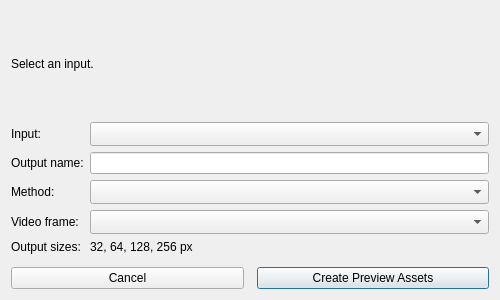
Before: the Qt Designer form src/MediaArea/ui/new_thumbnails_dialog.ui in eidora-desktop/EIDORA, drawn with Qt 5.
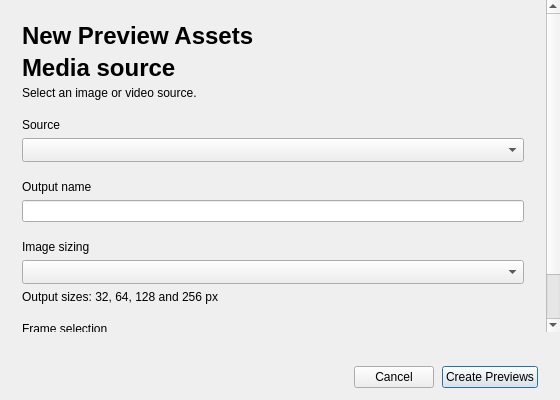
After: the same form once the commit is applied.

Commit message: Unify panel rows and keep Vector Data Info responsive

```diff
--- a/src/MediaArea/ui/new_thumbnails_dialog.ui
+++ b/src/MediaArea/ui/new_thumbnails_dialog.ui
@@ -2,18 +2,176 @@
 <ui version="4.0">
  <class>dialog_create_thumbnails</class>
  <widget class="QDialog" name="dialog_create_thumbnails">
-  <property name="windowTitle"><string>Create Preview Assets</string></property><property name="minimumSize"><size><width>500</width><height>300</height></size></property><property name="surfaceRole" stdset="0"><string>panel</string></property>
-  <layout class="QVBoxLayout" name="layout_dialog">
-   <item><widget class="QLabel" name="label_thumbnail_availability"><property name="wordWrap"><bool>true</bool></property><property name="text"><string>Select an input.</string></property></widget></item>
-   <item><layout class="QFormLayout" name="form_thumbnail_settings">
-    <item row="0" column="0"><widget class="QLabel" name="label_thumbnail_input"><property name="text"><string>Input:</string></property></widget></item><item row="0" column="1"><widget class="QComboBox" name="combo_thumbnail_source"><property name="toolTip"><string>Media source or existing Preview Assets</string></property><property name="sizeAdjustPolicy"><enum>QComboBox::SizeAdjustPolicy::AdjustToMinimumContentsLengthWithIcon</enum></property><property name="minimumContentsLength"><number>24</number></property></widget></item>
-    <item row="1" column="0"><widget class="QLabel" name="label_thumbnail_name"><property name="text"><string>Output name:</string></property></widget></item><item row="1" column="1"><widget class="QLineEdit" name="edit_thumbnail_variant_name"/></item>
-    <item row="2" column="0"><widget class="QLabel" name="label_thumbnail_method"><property name="text"><string>Method:</string></property></widget></item><item row="2" column="1"><widget class="QComboBox" name="combo_thumbnail_resize_mode"><property name="toolTip"><string>How images are resized</string></property><property name="sizeAdjustPolicy"><enum>QComboBox::SizeAdjustPolicy::AdjustToMinimumContentsLengthWithIcon</enum></property><property name="minimumContentsLength"><number>20</number></property></widget></item>
-    <item row="3" column="0"><widget class="QLabel" name="label_video_frame_mode"><property name="text"><string>Video frame:</string></property></widget></item><item row="3" column="1"><widget class="QComboBox" name="combo_video_frame_mode"><property name="sizeAdjustPolicy"><enum>QComboBox::SizeAdjustPolicy::AdjustToMinimumContentsLengthWithIcon</enum></property><property name="minimumContentsLength"><number>18</number></property></widget></item>
-    <item row="4" column="0"><widget class="QLabel" name="label_thumbnail_sizes"><property name="text"><string>Output sizes:</string></property></widget></item><item row="4" column="1"><widget class="QLabel" name="label_thumbnail_sizes_value"><property name="text"><string>32, 64, 128, 256 px</string></property></widget></item>
-   </layout></item>
-   <item><spacer name="spacer_dialog"><property name="orientation"><enum>Qt::Orientation::Vertical</enum></property></spacer></item>
-   <item><layout class="QHBoxLayout" name="layout_buttons"><item><widget class="QPushButton" name="button_cancel_thumbnail_creation"><property name="text"><string>Cancel</string></property></widget></item><item><spacer name="spacer_buttons"><property name="orientation"><enum>Qt::Orientation::Horizontal</enum></property></spacer></item><item><widget class="QPushButton" name="button_run_thumbnail_processing"><property name="text"><string>Create Preview Assets</string></property><property name="default"><bool>true</bool></property></widget></item></layout></item>
+  <property name="geometry"><rect><x>0</x><y>0</y><width>560</width><height>400</height></rect></property>
+  <property name="minimumSize"><size><width>420</width><height>0</height></size></property>
+  <property name="windowTitle"><string>New Preview Assets</string></property>
+  <property name="surfaceRole" stdset="0"><string>panel</string></property>
+  <layout class="QVBoxLayout" name="layout_dialog" stretch="1,0">
+   <property name="spacing"><number>0</number></property>
+   <property name="leftMargin"><number>0</number></property>
+   <property name="topMargin"><number>0</number></property>
+   <property name="rightMargin"><number>0</number></property>
+   <property name="bottomMargin"><number>0</number></property>
+   <item>
+    <widget class="QScrollArea" name="scroll_preview_form">
+     <property name="frameShape"><enum>QFrame::Shape::NoFrame</enum></property>
+     <property name="widgetResizable"><bool>true</bool></property>
+     <widget class="QWidget" name="panel_preview_form">
+      <property name="surfaceRole" stdset="0"><string>panel</string></property>
+      <layout class="QVBoxLayout" name="layout_preview_form">
+       <property name="spacing"><number>18</number></property>
+       <property name="leftMargin"><number>22</number></property>
+       <property name="topMargin"><number>22</number></property>
+       <property name="rightMargin"><number>22</number></property>
+       <property name="bottomMargin"><number>22</number></property>
+       <item>
+        <layout class="QVBoxLayout" name="layout_preview_heading">
+         <property name="spacing"><number>4</number></property>
+         <item>
+          <widget class="QLabel" name="label_preview_title">
+           <property name="font"><font><pointsize>18</pointsize><bold>true</bold></font></property>
+           <property name="text"><string>New Preview Assets</string></property>
+          </widget>
+         </item>
+         <item>
+          <widget class="QLabel" name="label_fixed_thumbnail_source">
+           <property name="sizePolicy"><sizepolicy hsizetype="Ignored" vsizetype="Preferred"><horstretch>0</horstretch><verstretch>0</verstretch></sizepolicy></property>
+           <property name="font"><font><pointsize>18</pointsize><bold>true</bold></font></property>
+           <property name="text"><string>Media source</string></property>
+           <property name="textFormat"><enum>Qt::TextFormat::PlainText</enum></property>
+           <property name="wordWrap"><bool>true</bool></property>
+           <property name="textInteractionFlags"><set>Qt::TextInteractionFlag::TextSelectableByMouse</set></property>
+           <property name="visible"><bool>false</bool></property>
+          </widget>
+         </item>
+         <item>
+          <widget class="QLabel" name="label_thumbnail_availability">
+           <property name="sizePolicy"><sizepolicy hsizetype="Ignored" vsizetype="Preferred"><horstretch>0</horstretch><verstretch>0</verstretch></sizepolicy></property>
+           <property name="text"><string>Select an image or video source.</string></property>
+           <property name="textFormat"><enum>Qt::TextFormat::PlainText</enum></property>
+           <property name="wordWrap"><bool>true</bool></property>
+           <property name="textRole" stdset="0"><string>secondary</string></property>
+          </widget>
+         </item>
+        </layout>
+       </item>
+       <item>
+        <widget class="QWidget" name="panel_thumbnail_input">
+         <layout class="QVBoxLayout" name="layout_thumbnail_input">
+          <property name="spacing"><number>6</number></property>
+          <property name="leftMargin"><number>0</number></property>
+          <property name="topMargin"><number>0</number></property>
+          <property name="rightMargin"><number>0</number></property>
+          <property name="bottomMargin"><number>0</number></property>
+          <item>
+           <widget class="QLabel" name="label_thumbnail_input">
+            <property name="text"><string>Source</string></property>
+            <property name="buddy"><cstring>combo_thumbnail_source</cstring></property>
+           </widget>
+          </item>
+          <item>
+           <widget class="QComboBox" name="combo_thumbnail_source">
+            <property name="toolTip"><string>Media source or existing Preview Assets</string></property>
+            <property name="sizeAdjustPolicy"><enum>QComboBox::SizeAdjustPolicy::AdjustToMinimumContentsLengthWithIcon</enum></property>
+            <property name="minimumContentsLength"><number>24</number></property>
+           </widget>
+          </item>
+         </layout>
+        </widget>
+       </item>
+       <item>
+        <layout class="QVBoxLayout" name="layout_output_name">
+         <property name="spacing"><number>6</number></property>
+         <item>
+          <widget class="QLabel" name="label_thumbnail_name">
+           <property name="text"><string>Output name</string></property>
+           <property name="buddy"><cstring>edit_thumbnail_variant_name</cstring></property>
+          </widget>
+         </item>
+         <item><widget class="QLineEdit" name="edit_thumbnail_variant_name"/></item>
+        </layout>
+       </item>
+       <item>
+        <layout class="QVBoxLayout" name="layout_image_settings">
+         <property name="spacing"><number>6</number></property>
+         <item>
+          <widget class="QLabel" name="label_thumbnail_method">
+           <property name="text"><string>Image sizing</string></property>
+           <property name="buddy"><cstring>combo_thumbnail_resize_mode</cstring></property>
+          </widget>
+         </item>
+         <item>
+          <widget class="QComboBox" name="combo_thumbnail_resize_mode">
+           <property name="toolTip"><string>How preview images are resized</string></property>
+           <property name="sizeAdjustPolicy"><enum>QComboBox::SizeAdjustPolicy::AdjustToMinimumContentsLengthWithIcon</enum></property>
+           <property name="minimumContentsLength"><number>20</number></property>
+          </widget>
+         </item>
+         <item>
+          <widget class="QLabel" name="label_thumbnail_sizes_value">
+           <property name="text"><string>Output sizes: 32, 64, 128 and 256 px</string></property>
+           <property name="wordWrap"><bool>true</bool></property>
+           <property name="textRole" stdset="0"><string>secondary</string></property>
+          </widget>
+         </item>
+        </layout>
+       </item>
+       <item>
+        <widget class="QWidget" name="panel_video_settings">
+         <layout class="QVBoxLayout" name="layout_video_settings">
+          <property name="spacing"><number>6</number></property>
+          <property name="leftMargin"><number>0</number></property>
+          <property name="topMargin"><number>0</number></property>
+          <property name="rightMargin"><number>0</number></property>
+          <property name="bottomMargin"><number>0</number></property>
+          <item>
+           <widget class="QLabel" name="label_video_frame_mode">
+            <property name="text"><string>Frame selection</string></property>
+            <property name="buddy"><cstring>combo_video_frame_mode</cstring></property>
+           </widget>
+          </item>
+          <item>
+           <widget class="QComboBox" name="combo_video_frame_mode">
+            <property name="sizeAdjustPolicy"><enum>QComboBox::SizeAdjustPolicy::AdjustToMinimumContentsLengthWithIcon</enum></property>
+            <property name="minimumContentsLength"><number>18</number></property>
+           </widget>
+          </item>
+         </layout>
+        </widget>
+       </item>
+      </layout>
+     </widget>
+    </widget>
+   </item>
+   <item>
+    <widget class="QWidget" name="panel_footer">
+     <property name="surfaceRole" stdset="0"><string>area</string></property>
+     <layout class="QVBoxLayout" name="layout_footer">
+      <property name="spacing"><number>8</number></property>
+      <property name="leftMargin"><number>22</number></property>
+      <property name="topMargin"><number>12</number></property>
+      <property name="rightMargin"><number>22</number></property>
+      <property name="bottomMargin"><number>12</number></property>
+      <item>
+       <widget class="QLabel" name="label_error">
+        <property name="text"><string/></property>
+        <property name="visible"><bool>false</bool></property>
+        <property name="wordWrap"><bool>true</bool></property>
+        <property name="textFormat"><enum>Qt::TextFormat::PlainText</enum></property>
+        <property name="textRole" stdset="0"><string>error</string></property>
+       </widget>
+      </item>
+      <item>
+       <layout class="QHBoxLayout" name="layout_buttons">
+        <property name="spacing"><number>8</number></property>
+        <item><spacer name="spacer_buttons"><property name="orientation"><enum>Qt::Orientation::Horizontal</enum></property><property name="sizeHint" stdset="0"><size><width>20</width><height>0</height></size></property></spacer></item>
+        <item><widget class="QPushButton" name="button_cancel_thumbnail_creation"><property name="text"><string>Cancel</string></property><property name="autoDefault"><bool>false</bool></property></widget></item>
+        <item><widget class="QPushButton" name="button_run_thumbnail_processing"><property name="text"><string>Create Previews</string></property><property name="default"><bool>true</bool></property></widget></item>
+       </layout>
+      </item>
+     </layout>
+    </widget>
+   </item>
   </layout>
  </widget><resources/><connections/>
 </ui>
```
Left out of the diff: 5 changed lines with no effect on the pictures. The commit also changes 33 other files.
